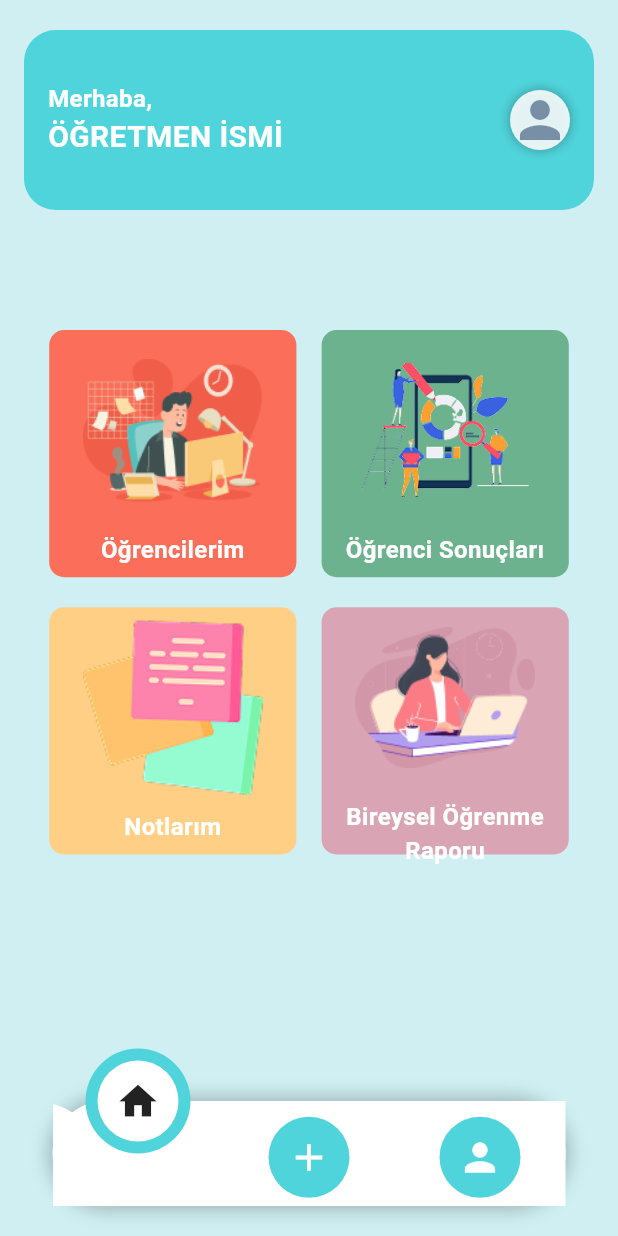
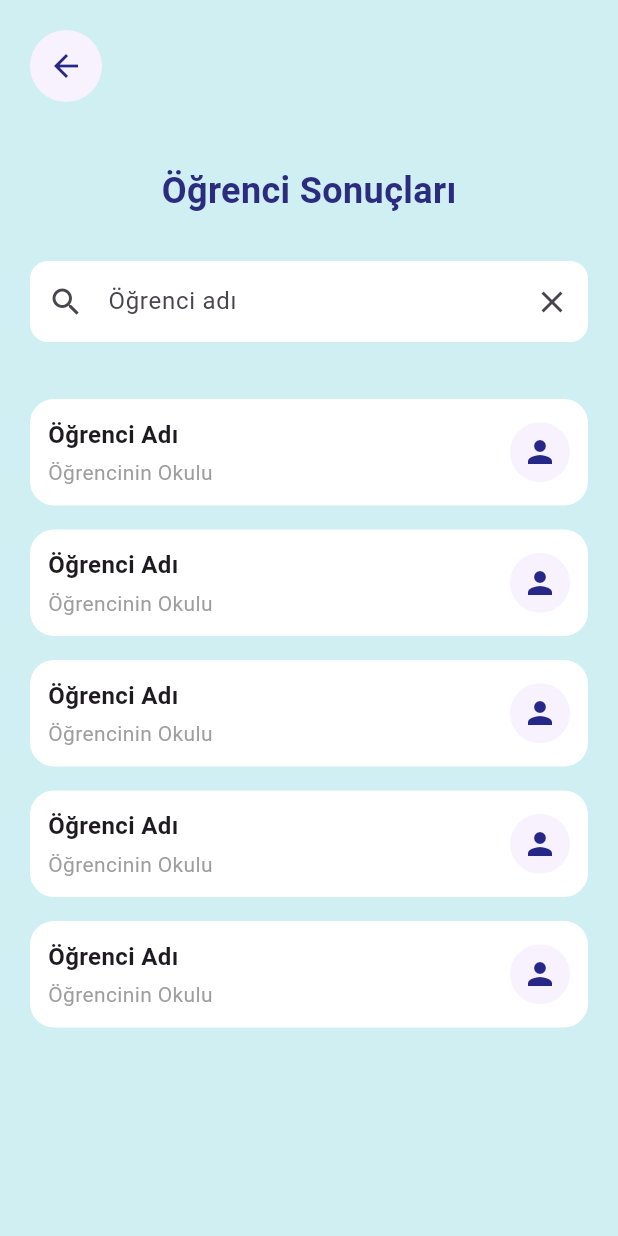
Before and after one commit to cansuyildirimmm/Smart-Edu, a Flutter app: the screen it shows after launch, after a tap on "Öğrenci Sonuçları", on a phone screen of 412 x 824 dp. Run offline on Flutter 3.47's test engine with Material 3 defaults, Android fonts, the phone set to English and light mode, and no system bars; drawn by our look-alikes of curved_navigation_bar.

Commit message:
Update main.dart, TMainMenuScreen.dart, and add new screens

```diff
--- a/lib/main.dart
+++ b/lib/main.dart
@@ -1,6 +1,6 @@
 import 'package:flutter/material.dart';
 import 'screens/TMainMenuScreen.dart';
- // TMainMenuScreen.dart dosyasını dahil ettik
+
 
 void main() {
   runApp(MyApp());
@@ -11,7 +11,7 @@ class MyApp extends StatelessWidget {
   Widget build(BuildContext context) {
     return MaterialApp(
       debugShowCheckedModeBanner: false,
-      home: TeacherMenuScreen(), // TeacherMenuScreen burada kullanılacak
+      home: TeacherMenuScreen(),
     );
   }
 }
--- a/lib/screens/TMainMenuScreen.dart
+++ b/lib/screens/TMainMenuScreen.dart
@@ -1,7 +1,7 @@
 import 'package:flutter/material.dart';
 import 'package:curved_navigation_bar/curved_navigation_bar.dart';
 import 'package:smartedu/screens/TMyStudentss.dart';
-
+import 'package:smartedu/screens/TStudentResults.dart';
 
 // TMainMenuScreen Ekranı
 class TeacherMenuScreen extends StatefulWidget {
@@ -144,14 +144,19 @@ class _TeacherMenuScreenState extends State<TeacherMenuScreen> {
   Widget _buildMenuCard(String title, Color color, String asset) {
     return GestureDetector(
       onTap: () {
-        // "Öğrencilerim" butonuna tıklayınca TMyStudentss sayfasına yönlendir.
+        // Sayfa yönlendirmeleri
         if (title == "Öğrencilerim") {
           Navigator.push(
             context,
             MaterialPageRoute(builder: (context) => TMyStudentss()),
           );
+        } else if (title == "Öğrenci Sonuçları") {
+          Navigator.push(
+            context,
+            MaterialPageRoute(builder: (context) => TStudentResults()),
+          );
         }
-
+        // Diğer butonlar için yönlendirmeler buraya eklenebilir.
       },
       child: Container(
         width: MediaQuery.of(context).size.width * 0.4,
--- /dev/null
+++ b/lib/screens/TStudentResults.dart
@@ -0,0 +1,135 @@
+import 'package:flutter/material.dart';
+import 'TDetailedResults.dart'; // TDetailedResults.dart sayfasını ekledik
+
+class TStudentResults extends StatelessWidget {
+  const TStudentResults({Key? key}) : super(key: key);
+
+  @override
+  Widget build(BuildContext context) {
+    final TextEditingController _controller = TextEditingController();
+
+    return Scaffold(
+      backgroundColor: const Color(0xFFCFEFF2),
+      appBar: PreferredSize(
+        preferredSize: const Size.fromHeight(70),
+        child: SafeArea(
+          child: Padding(
+            padding: const EdgeInsets.only(left: 20.0, top: 20.0),
+            child: Align(
+              alignment: Alignment.topLeft,
+              child: Container(
+                decoration: const BoxDecoration(
+                  shape: BoxShape.circle,
+                  color: Color(0xFFF8F2FF),
+                ),
+                child: IconButton(
+                  icon: const Icon(Icons.arrow_back, color: Color(0xFF272788)),
+                  onPressed: () => Navigator.of(context).pop(),
+                ),
+              ),
+            ),
+          ),
+        ),
+      ),
+      body: Padding(
+        padding: const EdgeInsets.symmetric(horizontal: 20.0),
+        child: Column(
+          children: [
+            const SizedBox(height: 40),
+            const Center(
+              child: Text(
+                'Öğrenci Sonuçları',
+                style: TextStyle(
+                  fontSize: 24,
+                  fontWeight: FontWeight.bold,
+                  color: Color(0xFF2C2C7E),
+                ),
+              ),
+            ),
+            const SizedBox(height: 30),
+            Container(
+              decoration: BoxDecoration(
+                color: Colors.white,
+                borderRadius: BorderRadius.circular(12),
+              ),
+              child: TextField(
+                controller: _controller,
+                decoration: InputDecoration(
+                  hintText: 'Öğrenci adı',
+                  prefixIcon: const Icon(Icons.search),
+                  suffixIcon: IconButton(
+                    icon: const Icon(Icons.close),
+                    onPressed: () => _controller.clear(),
+                  ),
+                  border: InputBorder.none,
+                  contentPadding: const EdgeInsets.symmetric(vertical: 15),
+                ),
+              ),
+            ),
+            const SizedBox(height: 30),
+            Expanded(
+              child: ListView.builder(
+                itemCount: 5,
+                itemBuilder: (context, index) {
+                  return GestureDetector( // GestureDetector ekledik
+                    onTap: () {
+                      // TDetailedResults sayfasına geçiş
+                      Navigator.push(
+                        context,
+                        MaterialPageRoute(builder: (context) => TDetailedResults()),
+                      );
+                    },
+                    child: Container(
+                      margin: const EdgeInsets.symmetric(vertical: 8),
+                      padding: const EdgeInsets.all(12),
+                      decoration: BoxDecoration(
+                        color: Colors.white,
+                        borderRadius: BorderRadius.circular(16),
+                      ),
+                      child: Row(
+                        mainAxisAlignment: MainAxisAlignment.spaceBetween,
+                        children: [
+                          const Column(
+                            crossAxisAlignment: CrossAxisAlignment.start,
+                            children: [
+                              Text(
+                                'Öğrenci Adı',
+                                style: TextStyle(
+                                  fontWeight: FontWeight.bold,
+                                  fontSize: 16,
+                                ),
+                              ),
+                              SizedBox(height: 4),
+                              Text(
+                                'Öğrencinin Okulu',
+                                style: TextStyle(
+                                  color: Colors.grey,
+                                  fontSize: 14,
+                                ),
+                              ),
+                            ],
+                          ),
+                          Container(
+                            padding: const EdgeInsets.all(8),
+                            decoration: const BoxDecoration(
+                              color: Color(0xFFF8F2FF),
+                              shape: BoxShape.circle,
+                            ),
+                            child: const Icon(
+                              Icons.person,
+                              color: Color(0xFF272788),
+                            ),
+                          ),
+                        ],
+                      ),
+                    ),
+                  );
+                },
+              ),
+            ),
+          ],
+        ),
+      ),
+    );
+  }
+}
```
Also changed, not shown: lib/screens/TDetailedResults.dart (added, +135 -0 lines).
